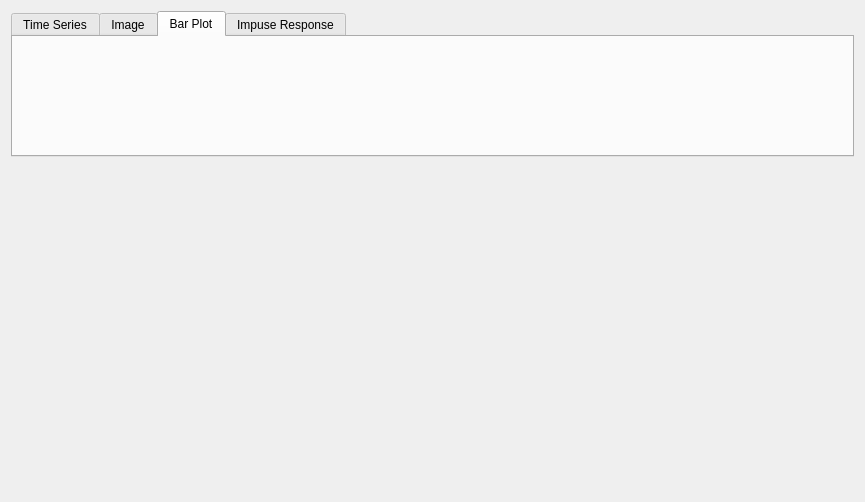
First picture: the form in rena/ui/OptionsWindowPlotFormatWidget.ui, repository PhysioLabXR/PhysioLabXR-Community, before the edit.
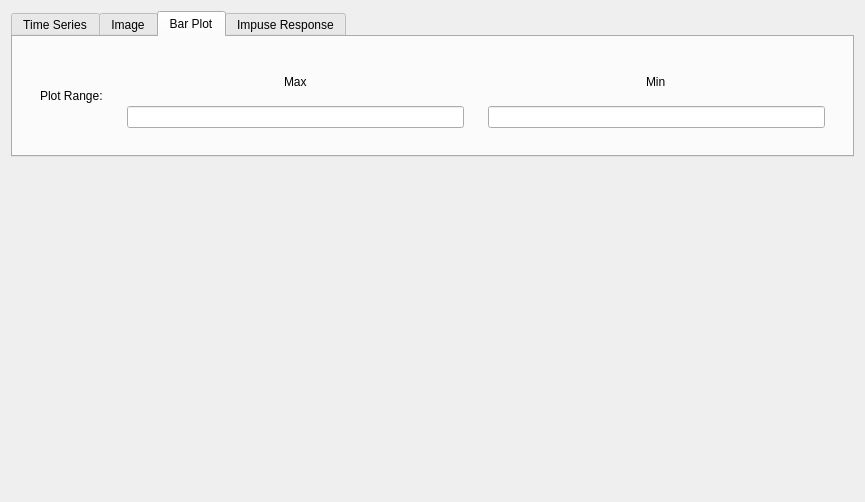
Second picture: the form after the edit. The open tabs and pages were chosen to show the change.

Commit message: create barplot format gui max and min selection

Diff of the .ui file:
```diff
--- a/rena/ui/OptionsWindowPlotFormatWidget.ui
+++ b/rena/ui/OptionsWindowPlotFormatWidget.ui
@@ -193,6 +193,59 @@
       <attribute name="title">
        <string>Bar Plot</string>
       </attribute>
+      <layout class="QVBoxLayout" name="verticalLayout_9">
+       <item>
+        <widget class="QWidget" name="widget_2" native="true">
+         <layout class="QHBoxLayout" name="horizontalLayout_4">
+          <item>
+           <widget class="QWidget" name="widget_3" native="true">
+            <layout class="QHBoxLayout" name="horizontalLayout_5">
+             <item>
+              <widget class="QLabel" name="label_8">
+               <property name="text">
+                <string>Plot Range:</string>
+               </property>
+              </widget>
+             </item>
+            </layout>
+           </widget>
+          </item>
+          <item>
+           <widget class="QWidget" name="widget_4" native="true">
+            <layout class="QVBoxLayout" name="verticalLayout_10">
+             <item alignment="Qt::AlignHCenter">
+              <widget class="QLabel" name="label_9">
+               <property name="text">
+                <string>Max</string>
+               </property>
+              </widget>
+             </item>
+             <item>
+              <widget class="QLineEdit" name="barPlotMaxLineEdit"/>
+             </item>
+            </layout>
+           </widget>
+          </item>
+          <item>
+           <widget class="QWidget" name="widget_5" native="true">
+            <layout class="QVBoxLayout" name="verticalLayout_11">
+             <item alignment="Qt::AlignHCenter">
+              <widget class="QLabel" name="label_10">
+               <property name="text">
+                <string>Min</string>
+               </property>
+              </widget>
+             </item>
+             <item>
+              <widget class="QLineEdit" name="barPlotMinLineEdit"/>
+             </item>
+            </layout>
+           </widget>
+          </item>
+         </layout>
+        </widget>
+       </item>
+      </layout>
      </widget>
      <widget class="QWidget" name="impulse_response">
       <attribute name="title">
```
Left out of the diff: 2 changed lines with no effect on the pictures. The commit also changes 1 other file.
